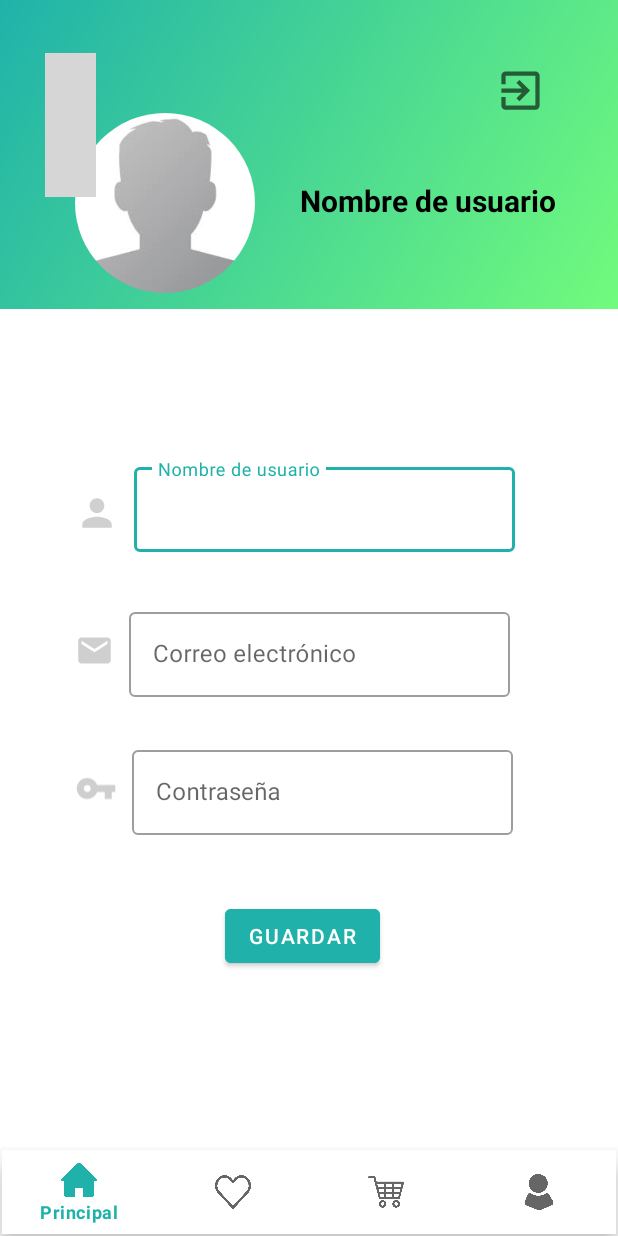
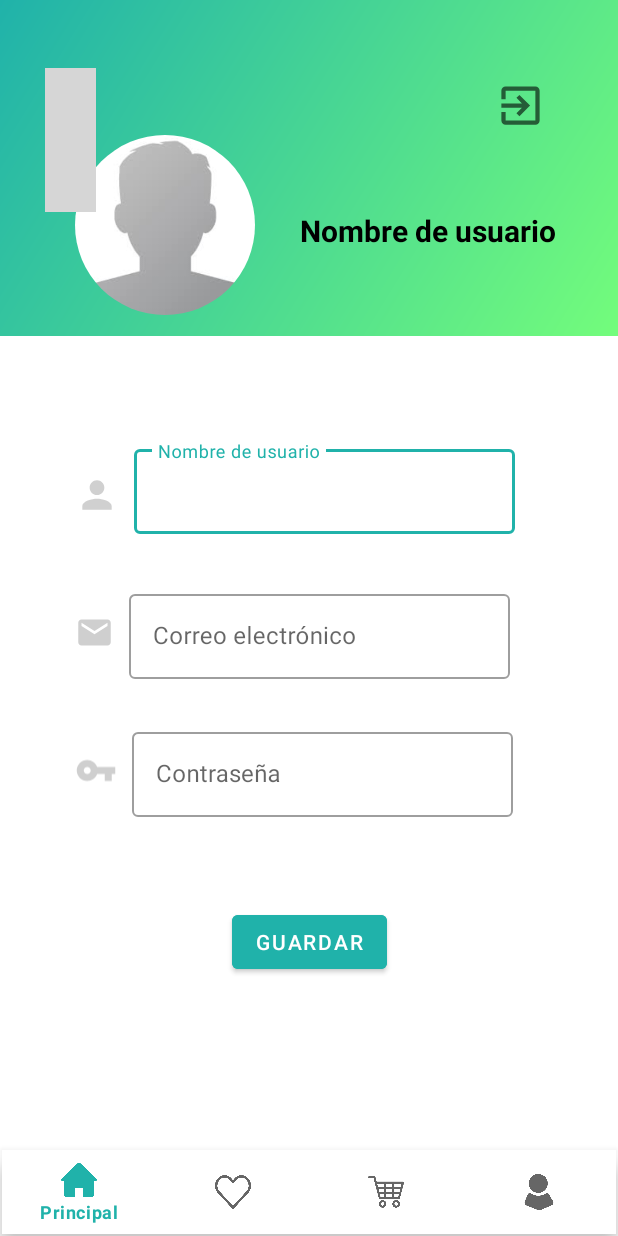
Before and after one commit to Mimenza/Reto01_JanEtaBizi, an Android app: the activity_6usuario screen opened directly, with no data from a screen before it, on a phone screen of 412 x 824 dp. Run offline under Robolectric (Android 15) with nearby library versions, the phone set to English and light mode, and no system bars; our stand-ins replace CircleImageView; grey boxes are pictures that could not be loaded.

Commit message:
Diseño usuario v8

```diff
--- a/app/src/main/res/layout/activity_6usuario.xml
+++ b/app/src/main/res/layout/activity_6usuario.xml
@@ -11,7 +11,7 @@
         android:id="@+id/appbar"
 
         android:layout_width="match_parent"
-        android:layout_height="206dp">
+        android:layout_height="224dp">
 
         <com.google.android.material.appbar.CollapsingToolbarLayout
             android:layout_width="match_parent"
@@ -41,7 +41,7 @@
                 android:layout_width="120dp"
                 android:layout_height="120dp"
                 android:layout_marginLeft="50dp"
-                android:layout_marginTop="75dp"
+                android:layout_marginTop="90dp"
                 android:src="@drawable/descarga" />
 
             <ImageView
@@ -49,7 +49,7 @@
                 android:layout_width="34dp"
                 android:layout_height="wrap_content"
                 android:layout_marginLeft="330dp"
-                android:layout_marginTop="35dp"
+                android:layout_marginTop="45dp"
                 app:srcCompat="@drawable/ic_logout" />
 
             <ImageView
@@ -57,7 +57,7 @@
                 android:layout_width="34dp"
                 android:layout_height="wrap_content"
                 android:layout_marginLeft="30dp"
-                android:layout_marginTop="35dp"
+                android:layout_marginTop="45dp"
                 app:srcCompat="@drawable/ic_arrow_back" />
 
             <TextView
@@ -65,7 +65,7 @@
                 android:layout_width="wrap_content"
                 android:layout_height="wrap_content"
                 android:layout_marginLeft="200dp"
-                android:layout_marginTop="120dp"
+                android:layout_marginTop="140dp"
                 android:text="Nombre de usuario"
                 android:textColor="@color/black"
                 android:textSize="20sp"
@@ -75,15 +75,17 @@
     </com.google.android.material.appbar.AppBarLayout>
 
     <androidx.core.widget.NestedScrollView
+        android:id="@+id/nestedScrollView"
         android:layout_width="match_parent"
-        android:layout_height="440dp"
 
 
+        android:layout_height="404dp"
         app:layout_behavior="com.google.android.material.appbar.AppBarLayout$ScrollingViewBehavior">
 
         <RelativeLayout
             android:layout_width="match_parent"
             android:layout_height="match_parent"
+            android:layout_marginTop="-30dp"
             tools:context=".activity_6usuario">
 
             <!--Linear layout de Logout-->
@@ -196,18 +198,11 @@
 
     </androidx.core.widget.NestedScrollView>
 
-    <Button
-        android:id="@+id/button3"
-        android:layout_width="wrap_content"
-        android:layout_height="wrap_content"
-        android:layout_marginLeft="150dp"
-        android:layout_marginTop="600dp"
-        android:backgroundTint="#20B2AA"
-        android:text="@string/txt4_guardar" />
-
     <androidx.constraintlayout.widget.ConstraintLayout
+        android:id="@+id/constraintLayout"
         android:layout_width="match_parent"
         android:layout_height="match_parent">
+
 
         <com.google.android.material.bottomnavigation.BottomNavigationView
             android:id="@+id/bottomNavigationView"
@@ -222,8 +217,19 @@
             app:layout_constraintStart_toStartOf="parent"
             app:layout_constraintTop_toTopOf="parent"
             app:layout_constraintVertical_bias="1.0"
-            app:menu="@menu/navigation" />
+            app:menu="@menu/navigation">
+
+        </com.google.android.material.bottomnavigation.BottomNavigationView>
     </androidx.constraintlayout.widget.ConstraintLayout>
+
+    <Button
+        android:id="@+id/button"
+        android:layout_width="wrap_content"
+        android:layout_height="wrap_content"
+        android:backgroundTint="#20B2AA"
+        android:text="@string/txt4_guardar"
+        app:layout_anchor="@+id/nestedScrollView"
+        app:layout_anchorGravity="bottom|center" />
 
 
 </androidx.coordinatorlayout.widget.CoordinatorLayout>
```
